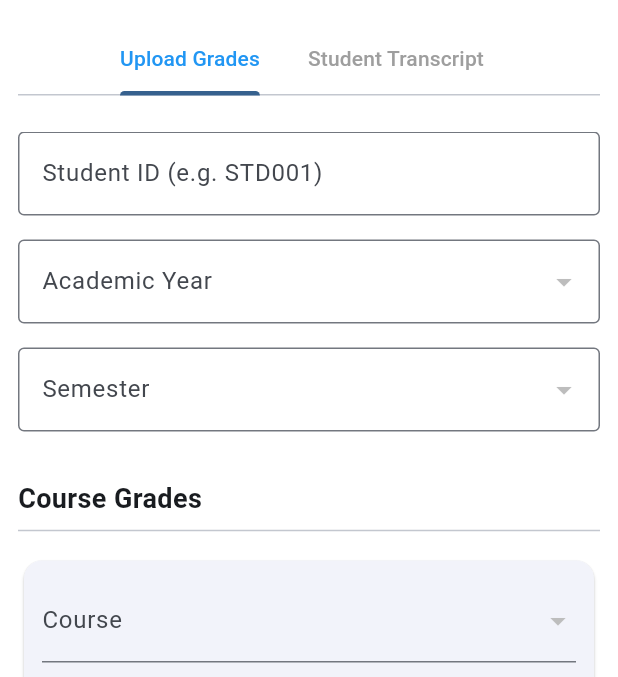
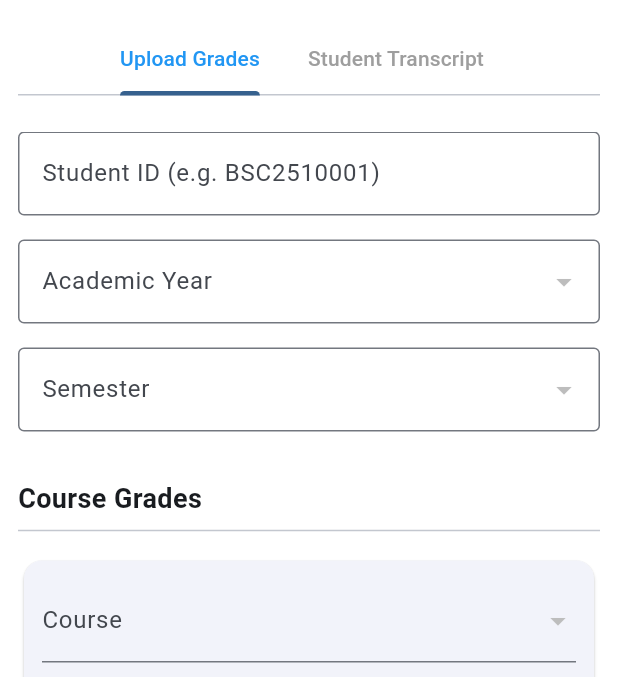
Before and after one commit to nathannkweto/college-admin, a Flutter app: the ResultsPage screen opened directly, on a phone screen of 412 x 824 dp, the part 65-742 px from its top. Run offline on Flutter 3.47's test engine with Material 3 defaults, Android fonts, the phone set to English and light mode, and no system bars; our stand-ins replace flutter_secure_storage; accounts and stored records are empty; network calls fail.

Commit message:
Update placeholders for student id

```diff
--- a/lib/ui/admin/finance/finance_dialogs.dart
+++ b/lib/ui/admin/finance/finance_dialogs.dart
@@ -171,7 +171,7 @@ class _PayFeesDialogState extends State<PayFeesDialog> {
                 controller: _studentCodeCtrl,
                 decoration: const InputDecoration(
                     labelText: "Student ID",
-                    hintText: "e.g. STD-2025-001",
+                    hintText: "e.g. BSC2510001",
                     border: OutlineInputBorder(),
                     prefixIcon: Icon(Icons.badge_outlined)
                 ),
--- a/lib/ui/admin/results/results_page.dart
+++ b/lib/ui/admin/results/results_page.dart
@@ -169,7 +169,7 @@ class _UploadGradesTabState extends State<_UploadGradesTab> {
                   width: isSmall ? double.infinity : 250,
                   child: TextFormField(
                     controller: _studentCodeCtrl,
-                    decoration: const InputDecoration(labelText: "Student ID (e.g. STD001)", border: OutlineInputBorder()),
+                    decoration: const InputDecoration(labelText: "Student ID (e.g. BSC2510001)", border: OutlineInputBorder()),
                     validator: (v) => v!.isEmpty ? "Required" : null,
                   ),
                 ),
@@ -338,7 +338,7 @@ class _TranscriptViewTabState extends State<_TranscriptViewTab> {
             child: TextField(
               controller: _searchCtrl,
               decoration: InputDecoration(
-                  labelText: "Search by Student ID (e.g. STD2025001)",
+                  labelText: "Search by Student ID (e.g. BSC2510001)",
                   prefixIcon: const Icon(Icons.badge),
                   suffixIcon: IconButton(icon: const Icon(Icons.search), onPressed: () {}),
                   border: const OutlineInputBorder()
```
